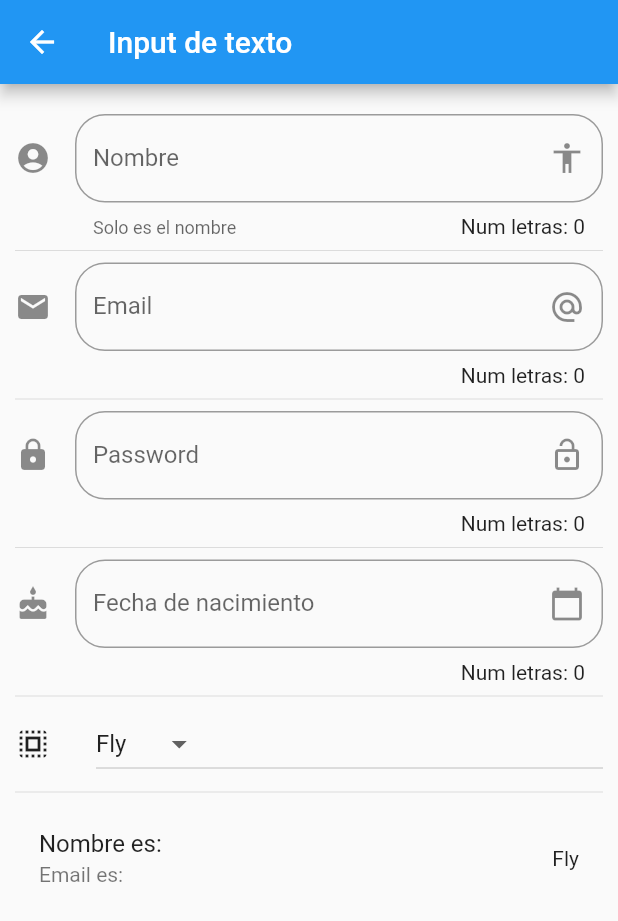
After one commit to oscarlolero/components_app, a Flutter app: the screen it shows after launch, after a tap on "Inputs", on a phone screen of 412 x 824 dp. The commit adds this screen. Shown: the top 921 px of the screen. Run offline on Flutter 3.47's test engine with Material 2 defaults, Android fonts, the phone set to English and light mode, and no system bars; network calls fail.

Commit message:
Input page

```diff
--- a/data/menu_opts.json
+++ b/data/menu_opts.json
@@ -20,6 +20,11 @@
             "ruta" : "animatedContainer",
             "icon" : "donut_large",
             "texto": "Animated container"
+        },
+        {
+            "ruta" : "inputs",
+            "icon" : "input",
+            "texto": "Inputs"
         }
     ]
 }
--- a/lib/main.dart
+++ b/lib/main.dart
@@ -1,4 +1,5 @@
 import 'package:flutter/material.dart';
+import 'package:flutter_localizations/flutter_localizations.dart';
 
 import 'package:components/src/pages/alert_page.dart';
 import 'package:components/src/routes/routes.dart';
@@ -11,8 +12,17 @@ class MyApp extends StatelessWidget {
     return MaterialApp(
       title: 'Components',
       debugShowCheckedModeBanner: false,
+      routes: getApplicationRoutes(),
+      localizationsDelegates: [
+        GlobalMaterialLocalizations.delegate,
+        GlobalWidgetsLocalizations.delegate,
+      ],
+      supportedLocales: [
+        const Locale('es', 'ES'),
+        const Locale.fromSubtags(languageCode: 'zh'), // Chinese *See Advanced Locales below*
+        // ... other locales the app supports
+      ],
       initialRoute: '/',
-      routes: getApplicationRoutes(),
       onGenerateRoute: (settings) {
         return MaterialPageRoute(builder: (BuildContext context) => AlertPage());
       },
--- /dev/null
+++ b/lib/src/pages/input_page.dart
@@ -0,0 +1,162 @@
+import 'package:flutter/material.dart';
+
+class InputPage extends StatefulWidget {
+  @override
+  _InputPageState createState() => _InputPageState();
+}
+
+class _InputPageState extends State<InputPage> {
+  String _name = '';
+  String _email = '';
+  String _password = '';
+  String _date = '';
+  String _selectDefaultValue = 'Fly';
+  List<String> _powers = ['Fly', 'X rays'];
+
+  TextEditingController _inputFieldDateController = new TextEditingController();
+
+  @override
+  Widget build(BuildContext context) {
+    return Scaffold(
+      appBar: AppBar(
+        title: Text('Input de texto'),
+      ),
+      body: ListView(
+        padding: EdgeInsets.symmetric(horizontal: 10.0, vertical: 20.0),
+        children: [
+          _createInput(),
+          Divider(),
+          _createEmail(),
+          Divider(),
+          _createPassword(),
+          Divider(),
+          _createDate(context),
+          Divider(),
+          _createDropdown(),
+          Divider(),
+          _createPerson(),
+        ],
+      ),
+    );
+  }
+
+  Widget _createInput() {
+    return TextField(
+        // autofocus: true,
+        textCapitalization: TextCapitalization.words,
+        decoration: InputDecoration(
+            border: OutlineInputBorder(borderRadius: BorderRadius.circular(20)),
+            counter: Text('Num letras: ${_name.length}'),
+            hintText: 'Nombre de la persona',
+            labelText: 'Nombre',
+            helperText: 'Solo es el nombre',
+            suffixIcon: Icon(Icons.accessibility),
+            icon: Icon(Icons.account_circle)),
+        onChanged: (value) => setState(() {
+              _name = value;
+            }));
+  }
+
+  Widget _createPerson() {
+    return ListTile(
+      title: Text('Nombre es: $_name'),
+      subtitle: Text('Email es: $_email'),
+      trailing: Text(_selectDefaultValue),
+    );
+  }
+
+  Widget _createEmail() {
+    return TextField(
+      keyboardType: TextInputType.emailAddress,
+      decoration: InputDecoration(
+          border: OutlineInputBorder(borderRadius: BorderRadius.circular(20)),
+          counter: Text('Num letras: ${_email.length}'),
+          hintText: 'Email',
+          labelText: 'Email',
+          suffixIcon: Icon(Icons.alternate_email),
+          icon: Icon(Icons.email)),
+      onChanged: (value) {
+        setState(() {
+          _email = value;
+        });
+      },
+    );
+  }
+
+  Widget _createPassword() {
+    return TextField(
+      obscureText: true,
+      decoration: InputDecoration(
+          border: OutlineInputBorder(borderRadius: BorderRadius.circular(20)),
+          counter: Text('Num letras: ${_password.length}'),
+          hintText: 'Password',
+          labelText: 'Password',
+          suffixIcon: Icon(Icons.lock_open),
+          icon: Icon(Icons.lock)),
+      onChanged: (value) {
+        setState(() {
+          _password = value;
+        });
+      },
+    );
+  }
+
+  Widget _createDate(BuildContext context) {
+    return TextField(
+      controller: _inputFieldDateController,
+      enableInteractiveSelection: false,
+      decoration: InputDecoration(
+          border: OutlineInputBorder(borderRadius: BorderRadius.circular(20)),
+          counter: Text('Num letras: ${_password.length}'),
+          hintText: 'Fecha de nacimiento',
+          labelText: 'Fecha de nacimiento',
+          suffixIcon: Icon(Icons.calendar_today),
+          icon: Icon(Icons.cake)),
+      onTap: () {
+        FocusScope.of(context).requestFocus(new FocusNode());
+        _selectDate(context);
+      },
+    );
+  }
+
+  _selectDate(BuildContext context) async {
+    DateTime picked = await showDatePicker(
+        context: context,
+        initialDate: new DateTime.now(),
+        firstDate: new DateTime(218),
+        lastDate: new DateTime(2025),
+        locale: Locale('es', 'ES'));
+    if (picked != null) {
+      setState(() {
+        _date = picked.toString();
+        _inputFieldDateController.text = _date;
+      });
+    }
+  }
+
+  List<DropdownMenuItem<String>> getDropdownOptions() {
+    return _powers.map((power) {
+      return DropdownMenuItem(child: Text(power), value: power);
+    }).toList();
+  }
+  Widget _createDropdown() {
+    return Row(
+      children: [
+        Icon(Icons.select_all),
+        SizedBox(width: 30),
+        Expanded(
+          child: DropdownButton(
+            value: _selectDefaultValue,
+            items: getDropdownOptions(),
+            onChanged: (value) {
+              setState(() {
+                _selectDefaultValue = value;
+                print(value);
+              });
+            },
+          ),
+        ),
+      ],
+    );
+  }
+}
--- a/lib/src/routes/routes.dart
+++ b/lib/src/routes/routes.dart
@@ -5,6 +5,7 @@ import 'package:components/src/pages/avatar_page.dart';
 import 'package:components/src/pages/home_page.dart';
 import 'package:components/src/pages/card_page.dart';
 import 'package:components/src/pages/animated.dart';
+import 'package:components/src/pages/input_page.dart';
 
 Map<String, WidgetBuilder> getApplicationRoutes() {
   return <String, WidgetBuilder> {
@@ -13,5 +14,6 @@ Map<String, WidgetBuilder> getApplicationRoutes() {
     'avatar': (BuildContext context) => AvatarPage(),
     'card': (BuildContext context) => CardPage(),
     'animatedContainer': (BuildContext context) => AnimatedContainerPage(),
+    'inputs': (BuildContext context) => InputPage()
   };
 }
--- a/lib/src/utils/icon_string_util.dart
+++ b/lib/src/utils/icon_string_util.dart
@@ -5,6 +5,7 @@ final _icons = <String, IconData> {
   'accessibility': Icons.accessibility,
   'folder_open': Icons.folder_open,
   'donut_large': Icons.donut_large,
+  'input': Icons.input,
 };
 
 Icon getIcon(String iconName, Color color) {
--- a/pubspec.yaml
+++ b/pubspec.yaml
@@ -31,6 +31,8 @@ dependencies:
 
 dev_dependencies:
   flutter_test:
+    sdk: flutter
+  flutter_localizations:
     sdk: flutter
 
 # For information on the generic Dart part of this file, see the
```
Also changed, not shown: pubspec.lock.
